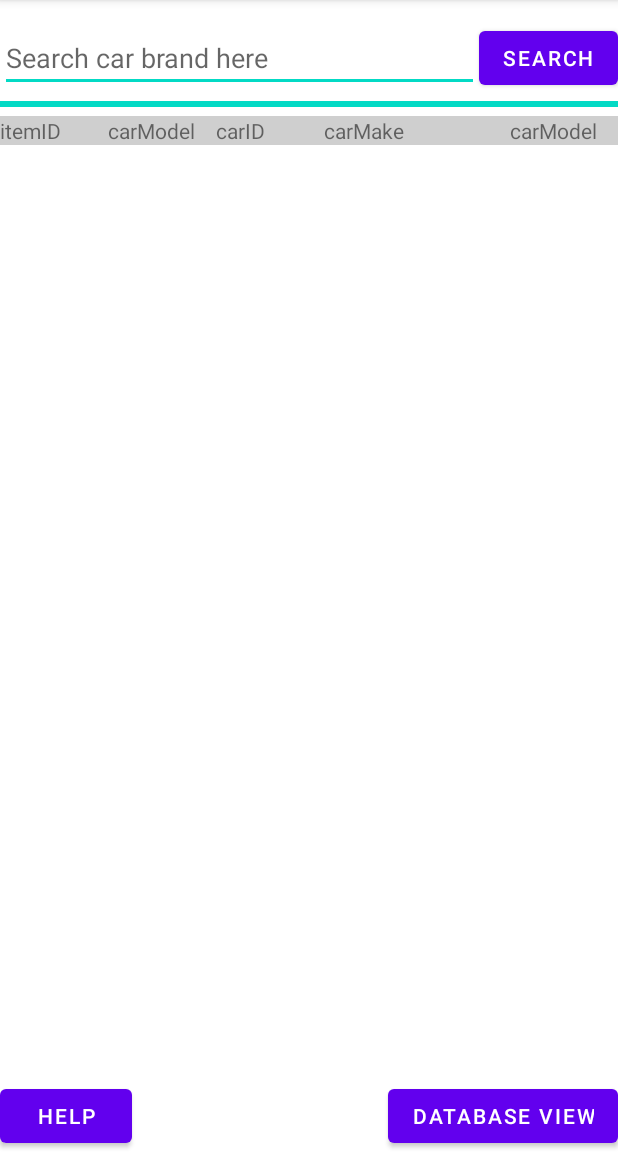
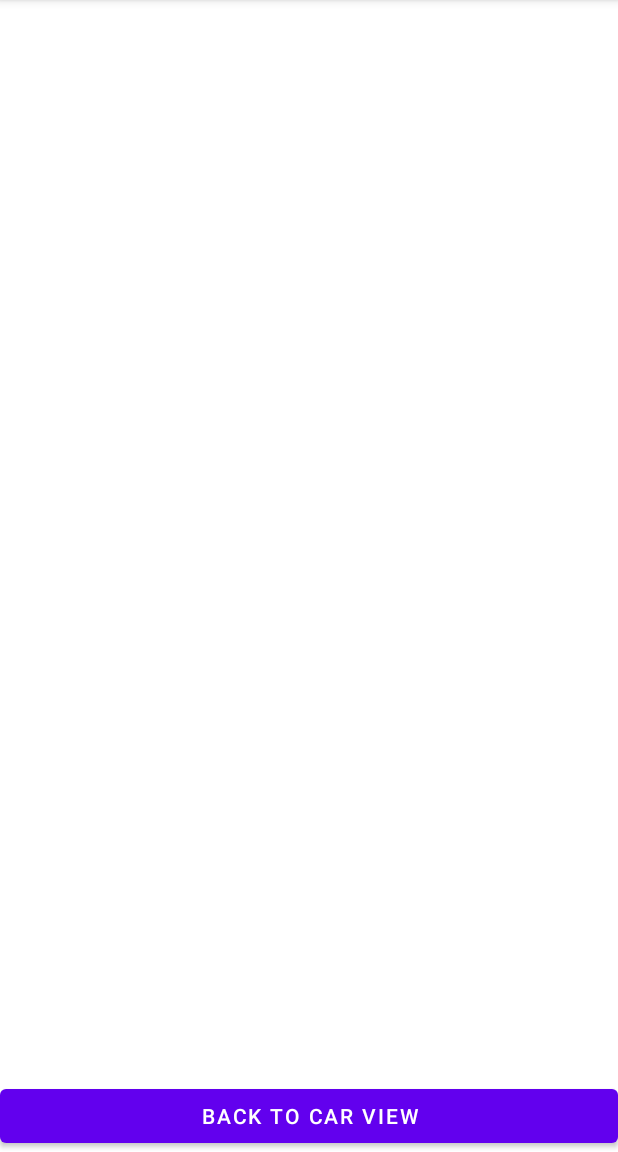
Before and after one commit to 0ji/CST2335FinalProject, an Android app: the screen it shows after launch (CarDBActivity before the commit, DatabaseView after it), after a tap on "DATABASE VIEW", on a phone screen of 412 x 824 dp, the part 84-1236 px from its top. Run offline under Robolectric (Android 15) with nearby library versions, the phone set to English and light mode, and no system bars; 2 other taps on this screen came first.

Commit message:
implement search function of brands, added db connectors, fragment

```diff
--- a/app/src/main/java/com/cst2335/cst2335finalproject/CarDBActivity.java
+++ b/app/src/main/java/com/cst2335/cst2335finalproject/CarDBActivity.java
@@ -4,6 +4,7 @@ import androidx.appcompat.app.AlertDialog;
 import androidx.appcompat.app.AppCompatActivity;
 
 import android.content.Context;
+import android.content.Intent;
 import android.content.SharedPreferences;
 import android.database.sqlite.SQLiteDatabase;
 
@@ -60,9 +61,7 @@ public class CarDBActivity extends AppCompatActivity {
         ListView carListView = findViewById(R.id.listViewCars);
         carListView.setAdapter(carsAdapter);
 
-        CarQuery query = new CarQuery();
-        query.execute();
-        loadCarsFromDatabase();
+
 
         // load any old query preferences, if any
         prefs = getSharedPreferences("CarViewPrefs", Context.MODE_PRIVATE);
@@ -90,26 +89,35 @@ public class CarDBActivity extends AppCompatActivity {
         searchView.setAdapter(carBrandAdapter);
         searchView.setTextColor(Color.GRAY);
 
+        searchView.setOnClickListener(e -> {
+            searchView.showDropDown();
+        });
+
         // set onClickListeners for buttons
         ProgressBar searchProgBar = findViewById(R.id.progressBar);
 
         // search Button
         Button btnSearch = findViewById(R.id.btnSearch);
         btnSearch.setOnClickListener( e -> {
+            CarQuery query = new CarQuery();
             String searchText = searchView.getText().toString();
-
             // toast to show something
             saveSharedPrefs(searchText);
 //            Toast.makeText(getApplicationContext(), "You searched `" + searchText + "`",
 //                    Toast.LENGTH_SHORT).show();
+            query.execute("https://vpic.nhtsa.dot.gov/api/vehicles/GetModelsForMake/" + searchText + "?format=JSON");
+            carsAdapter.notifyDataSetChanged();
             searchProgBar.setProgress(100);
         });
 
         // database view button
         Button btnDB = findViewById(R.id.btnDatabase);
-        // TODO: change functionality to view database fragment
         btnDB.setOnClickListener( e -> {
+            // TODO: create bundle
 
+            // go to database view intent
+            Intent nextActivity = new Intent(CarDBActivity.this, DatabaseView.class);
+            startActivity(nextActivity);
         });
 
         // help button
@@ -157,10 +165,6 @@ public class CarDBActivity extends AppCompatActivity {
      * Function to load cars from existing database, if any.
      */
     private void loadCarsFromDatabase() {
-        // TODO: implement this!! make load from sharedprefs database?
-//        for (int i = 0; i < 15; i++) {
-//            carsList.add(new CarItem(1, 1, 1, "test", "test"));
-//        }
         carsAdapter.notifyDataSetChanged();
     }
 
@@ -228,9 +232,9 @@ public class CarDBActivity extends AppCompatActivity {
         @Override
         protected String doInBackground(String... args) {
             try {
-                //TODO: make url based off user brand search
+                carsList.clear();
                 // create url
-                URL url = new URL("https://vpic.nhtsa.dot.gov/api/vehicles/GetModelsForMake/HONDA?format=JSON");
+                URL url = new URL(args[0]);
 
                 //open the connection
                 HttpURLConnection urlConnection = (HttpURLConnection) url.openConnection();
--- a/app/src/main/java/com/cst2335/cst2335finalproject/DatabaseView.java
+++ b/app/src/main/java/com/cst2335/cst2335finalproject/DatabaseView.java
@@ -3,6 +3,8 @@ package com.cst2335.cst2335finalproject;
 import androidx.appcompat.app.AppCompatActivity;
 
 import android.os.Bundle;
+import android.view.View;
+import android.widget.Button;
 
 public class DatabaseView extends AppCompatActivity {
 
@@ -11,8 +13,17 @@ public class DatabaseView extends AppCompatActivity {
         super.onCreate(savedInstanceState);
         setContentView(R.layout.car_db_view);
 
-        Bundle dataToPass = getIntent().getExtras(); // get data passed from main, if any
-        // TODO: load db from fragment
+        //Bundle dataToPass = getIntent().getExtras(); // get data passed from main, if any
+        // TODO: load db from fragment?
+        FragmentDatabase dbFragment = new FragmentDatabase();
+        getSupportFragmentManager()
+                .beginTransaction()
+                .replace(R.id.fragmentDB, dbFragment)
+                .commit();
 
+        Button finishButton = findViewById(R.id.finishButton);
+        finishButton.setOnClickListener(x -> {
+            finish();
+        });
     }
 }
--- a/app/src/main/java/com/cst2335/cst2335finalproject/FragmentDatabase.java
+++ b/app/src/main/java/com/cst2335/cst2335finalproject/FragmentDatabase.java
@@ -1,14 +1,37 @@
 package com.cst2335.cst2335finalproject;
 
+import androidx.annotation.NonNull;
+import androidx.annotation.Nullable;
 import androidx.appcompat.app.AppCompatActivity;
+import androidx.fragment.app.Fragment;
 
+import android.content.Context;
 import android.os.Bundle;
+import android.view.LayoutInflater;
+import android.view.View;
+import android.view.ViewGroup;
+import android.widget.Button;
 
-public class FragmentDatabase extends AppCompatActivity {
+public class FragmentDatabase extends Fragment {
+
+    private Bundle dataFromActivity;
+    private long id;
+    private AppCompatActivity parentActivity;
 
     @Override
-    protected void onCreate(Bundle savedInstanceState) {
-        super.onCreate(savedInstanceState);
-        setContentView(R.layout.fragment_db_view);
+    public View onCreateView(@NonNull LayoutInflater inflater, @Nullable ViewGroup container, @Nullable Bundle savedInstanceState) {
+        // inflate fragment with view
+        View result = inflater.inflate(R.layout.fragment_db_view, container, false);
+
+        // return view
+        return result;
+    }
+
+    @Override
+    public void onAttach(Context context) {
+        super.onAttach(context);
+
+        //context will either be FragmentExample for a tablet, or EmptyActivity for phone
+        parentActivity = (AppCompatActivity)context;
     }
 }
--- a/app/src/main/res/layout/car_db_main.xml
+++ b/app/src/main/res/layout/car_db_main.xml
@@ -88,7 +88,7 @@
             android:layout_height="wrap_content"
             android:layout_weight="1"
             android:background="#56717171"
-            android:text="carID" />
+            android:text="modelID" />
 
         <TextView
             android:id="@+id/carMake"
@@ -104,7 +104,7 @@
             android:layout_height="wrap_content"
             android:layout_weight="1"
             android:background="#56717171"
-            android:text="carModel" />
+            android:text="carMakeID" />
     </LinearLayout>
 
     <androidx.constraintlayout.widget.ConstraintLayout
--- a/app/src/main/res/layout/car_db_view.xml
+++ b/app/src/main/res/layout/car_db_view.xml
@@ -1,10 +1,29 @@
 <?xml version="1.0" encoding="utf-8"?>
-<FrameLayout xmlns:android="http://schemas.android.com/apk/res/android"
+<androidx.constraintlayout.widget.ConstraintLayout xmlns:android="http://schemas.android.com/apk/res/android"
     xmlns:app="http://schemas.android.com/apk/res-auto"
     xmlns:tools="http://schemas.android.com/tools"
-    android:id="@+id/fragmentDB"
     android:layout_width="match_parent"
     android:layout_height="match_parent"
     tools:context=".DatabaseView">
 
-</FrameLayout>
+
+    <FrameLayout
+        android:id="@+id/fragmentDB"
+        android:layout_width="match_parent"
+        android:layout_height="0dp"
+        app:layout_constraintBottom_toTopOf="@id/finishButton"
+        app:layout_constraintEnd_toEndOf="parent"
+        app:layout_constraintStart_toStartOf="parent"
+        app:layout_constraintTop_toTopOf="parent"/>
+
+    <Button
+        android:id="@+id/finishButton"
+        android:layout_width="0dp"
+        android:layout_height="wrap_content"
+        android:text="@string/back_to_car_view"
+        app:layout_constraintBottom_toBottomOf="parent"
+        app:layout_constraintEnd_toEndOf="parent"
+        app:layout_constraintStart_toStartOf="parent"
+        app:layout_constraintTop_toBottomOf="@id/fragmentDB"/>
+
+</androidx.constraintlayout.widget.ConstraintLayout>
```
Also changed, not shown: app/src/main/java/com/cst2335/cst2335finalproject/CarOpener.java (added, +51 -0 lines), app/src/main/res/layout/fragment_db_view.xml (+1 -7 lines).
